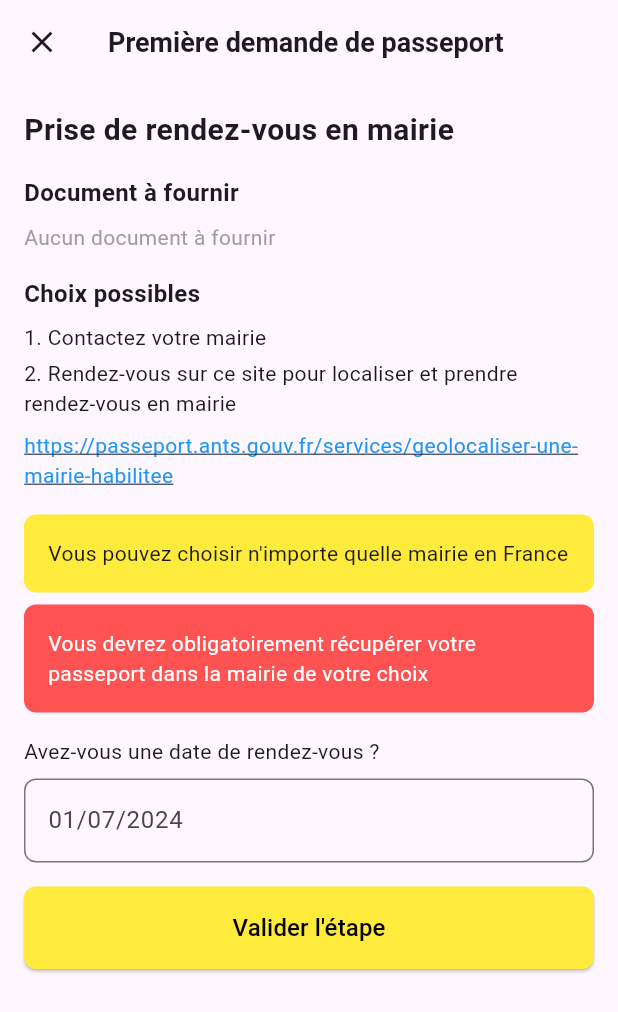
After one commit to Evan-Lab/DocRoadMap-Archive, a Flutter app: the EtapeDeuxPage screen opened directly, on a phone screen of 412 x 824 dp. The commit adds this screen. Shown: the top 1012 px of the screen. Run offline on Flutter 3.47's test engine with Material 3 defaults, Android fonts, the phone set to English and light mode, and no system bars; our stand-ins replace go_router; accounts and stored records are empty.

Commit message:
Add Step 4 of the Roadmap

```diff
--- /dev/null
+++ b/docroadmap/lib/src/component/card/etape_2.dart
@@ -0,0 +1,138 @@
+import 'package:flutter/material.dart';
+
+class EtapeDeuxPage extends StatelessWidget {
+  const EtapeDeuxPage({super.key});
+
+  @override
+  Widget build(BuildContext context) {
+    return Scaffold(
+      appBar: AppBar(
+        title: const Text(
+          'Première demande de passeport',
+          style: TextStyle(
+            fontSize: 18,
+            fontWeight: FontWeight.w600,
+          ),
+        ),
+        leading: IconButton(
+          icon: const Icon(Icons.close),
+          onPressed: () {
+            Navigator.pop(context);
+          },
+        ),
+      ),
+      body: Padding(
+        padding: const EdgeInsets.all(16.0),
+        child: ListView(
+          children: [
+            const Text(
+              'Prise de rendez-vous en mairie',
+              style: TextStyle(
+                fontSize: 20,
+                fontWeight: FontWeight.bold,
+              ),
+            ),
+            const SizedBox(height: 16),
+            const Text(
+              'Document à fournir',
+              style: TextStyle(
+                fontSize: 16,
+                fontWeight: FontWeight.bold,
+              ),
+            ),
+            const SizedBox(height: 8),
+            const Text(
+              'Aucun document à fournir',
+              style: TextStyle(
+                fontSize: 14,
+                color: Colors.grey,
+              ),
+            ),
+            const SizedBox(height: 16),
+            const Text(
+              'Choix possibles',
+              style: TextStyle(
+                fontSize: 16,
+                fontWeight: FontWeight.bold,
+              ),
+            ),
+            const SizedBox(height: 8),
+            const Text(
+              '1. Contactez votre mairie',
+              style: TextStyle(fontSize: 14),
+            ),
+            const SizedBox(height: 4),
+            const Text(
+              '2. Rendez-vous sur ce site pour localiser et prendre rendez-vous en mairie',
+              style: TextStyle(fontSize: 14),
+            ),
+            const SizedBox(height: 8),
+            const InkWell(
+              child: Text(
+                'https://passeport.ants.gouv.fr/services/geolocaliser-une-mairie-habilitee',
+                style: TextStyle(
+                    color: Colors.blue,
+                    fontSize: 14,
+                    decoration: TextDecoration.underline),
+              ),
+            ),
+            const SizedBox(height: 16),
+            Container(
+              padding: const EdgeInsets.all(16),
+              decoration: BoxDecoration(
+                color: Colors.yellow,
+                borderRadius: BorderRadius.circular(8),
+              ),
+              child: const Text(
+                'Vous pouvez choisir n\'importe quelle mairie en France',
+                style: TextStyle(fontSize: 14),
+              ),
+            ),
+            const SizedBox(height: 8),
+            Container(
+              padding: const EdgeInsets.all(16),
+              decoration: BoxDecoration(
+                color: Colors.redAccent,
+                borderRadius: BorderRadius.circular(8),
+              ),
+              child: const Text(
+                'Vous devrez obligatoirement récupérer votre passeport dans la mairie de votre choix',
+                style: TextStyle(fontSize: 14, color: Colors.white),
+              ),
+            ),
+            const SizedBox(height: 16),
+            const Text(
+              'Avez-vous une date de rendez-vous ?',
+              style: TextStyle(fontSize: 14),
+            ),
+            const SizedBox(height: 8),
+            TextField(
+              decoration: InputDecoration(
+                border: OutlineInputBorder(
+                  borderRadius: BorderRadius.circular(8),
+                ),
+                hintText: '01/07/2024',
+              ),
+            ),
+            const SizedBox(height: 16),
+            ElevatedButton(
+              onPressed: () {},
+              style: ElevatedButton.styleFrom(
+                foregroundColor: Colors.black,
+                backgroundColor: Colors.yellow,
+                shape: RoundedRectangleBorder(
+                  borderRadius: BorderRadius.circular(8),
+                ),
+                padding: const EdgeInsets.symmetric(vertical: 16),
+              ),
+              child: const Text(
+                'Valider l\'étape',
+                style: TextStyle(fontSize: 16),
+              ),
+            ),
+          ],
+        ),
+      ),
+    );
+  }
+}
--- a/docroadmap/lib/src/page/home/home_page.dart
+++ b/docroadmap/lib/src/page/home/home_page.dart
@@ -1,25 +1,25 @@
-
+import 'package:app/src/component/card/etape_2.dart';
+import 'package:app/src/component/reusable/search_bar.dart';
 import 'package:app/src/component/slider/slidder_hz_cardA.dart';
-import 'package:app/src/component/reusable/search_bar.dart';
 import 'package:app/src/page/account/login_page.dart';
 import 'package:app/src/page/account/sign_up_page.dart';
 import 'package:app/src/tools/settings/settings_view.dart';
 import 'package:flutter/material.dart';
 
 class PageHome extends StatelessWidget {
-  const PageHome ({Key? key}) : super(key: key);
+  const PageHome({super.key});
 
   @override
   Widget build(BuildContext context) {
     return Scaffold(
-      backgroundColor: Color(0Xfffbfbfb),
+      backgroundColor: const Color(0Xfffbfbfb),
       appBar: AppBar(
         title: const Text('Home Page'),
         actions: [
           IconButton(
             icon: const Icon(Icons.arrow_back),
             onPressed: () {
-
+              // Action pour le bouton de retour (non définie)
             },
           ),
           IconButton(
@@ -56,20 +56,19 @@ class PageHome extends StatelessWidget {
                               Navigator.pushReplacement(
                                 context,
                                 MaterialPageRoute(
-                                    builder: (context) =>
-                            const PageAccountLogin()),
+                                  builder: (context) =>
+                                      const PageAccountLogin(),
+                                ),
                               );
-                            } ,
+                            },
                             style: ElevatedButton.styleFrom(
-                              //primary: Colors.white,
-                              //onPrimary: Colors.black,
                               shape: RoundedRectangleBorder(
                                 borderRadius: BorderRadius.circular(10),
                               ),
                             ),
-                            child: Container(
+                            child: const SizedBox(
                               width: double.infinity,
-                              child: const Center(child: Text('Login')),
+                              child: Center(child: Text('Login')),
                             ),
                           ),
                           ElevatedButton(
@@ -77,20 +76,18 @@ class PageHome extends StatelessWidget {
                               Navigator.pushReplacement(
                                 context,
                                 MaterialPageRoute(
-                                    builder: (context) =>
-                            const PageSignUp()),
+                                  builder: (context) => const PageSignUp(),
+                                ),
                               );
-                            } ,
+                            },
                             style: ElevatedButton.styleFrom(
-                              //primary: Colors.white,
-                              //onPrimary: Colors.black,
                               shape: RoundedRectangleBorder(
                                 borderRadius: BorderRadius.circular(10),
                               ),
                             ),
-                            child: Container(
+                            child: const SizedBox(
                               width: double.infinity,
-                              child: const Center(child: Text('Sign Up')),
+                              child: Center(child: Text('Sign Up')),
                             ),
                           ),
                         ],
@@ -105,17 +102,28 @@ class PageHome extends StatelessWidget {
             icon: const Icon(Icons.settings),
             onPressed: () {
               Navigator.restorablePushNamed(context, SettingsView.routeName);
-
             },
           ),
-
         ],
       ),
       body: ListView(
-        children: const [
-          SearchBarItem(),
-          SliderPaperHome(),
-        ]
+        children: [
+          const SearchBarItem(),
+          const SliderPaperHome(),
+          Padding(
+            padding: const EdgeInsets.all(16.0),
+            child: ElevatedButton(
+              onPressed: () {
+                Navigator.push(
+                  context,
+                  MaterialPageRoute(
+                      builder: (context) => const EtapeDeuxPage()),
+                );
+              },
+              child: const Text('Continue'),
+            ),
+          ),
+        ],
       ),
     );
   }
```
